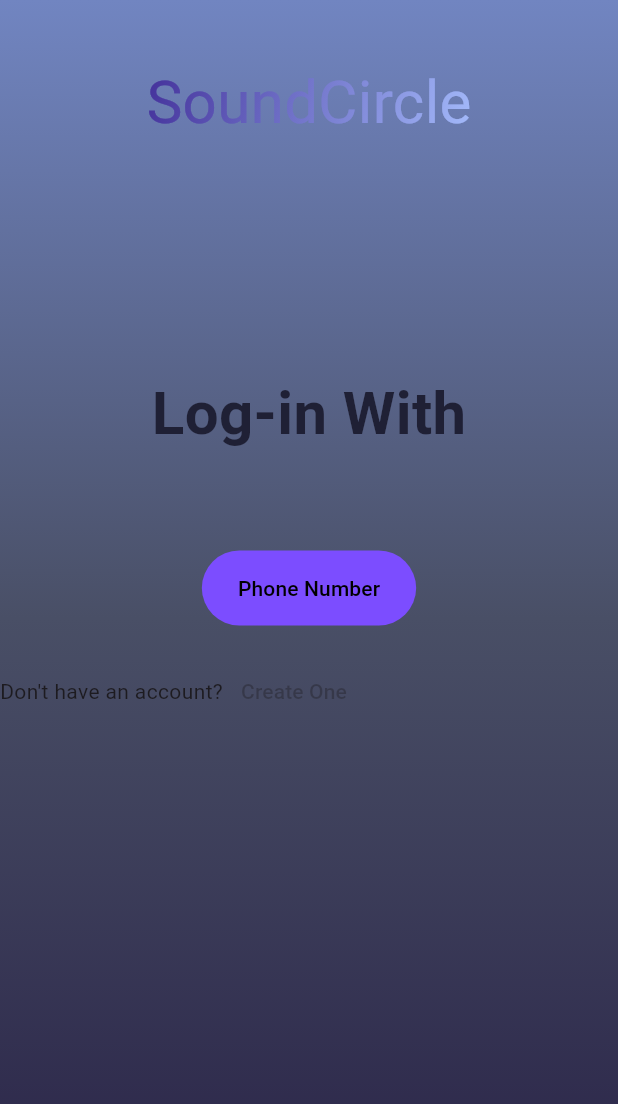
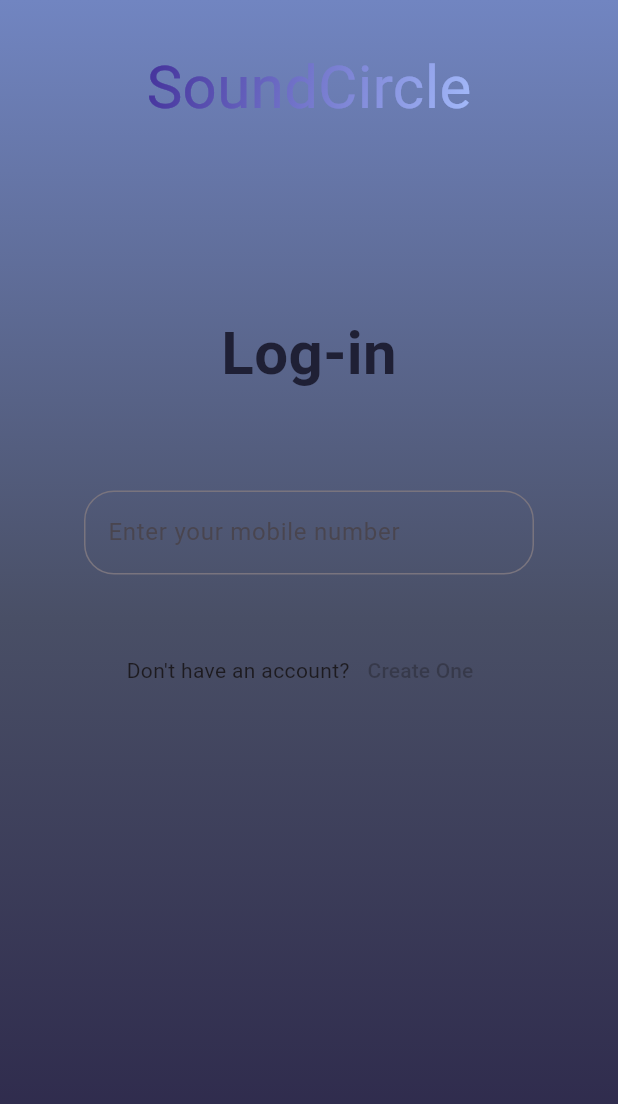
Before and after one commit to itsjeetjoshi/SoundCircle, a Flutter app: the screen it shows after launch, on a phone screen of 412 x 824 dp. Shown: the top 1104 px of the screen. Run offline on Flutter 3.47's test engine with Material 3 defaults, Android fonts, the light colour scheme and no system bars.

Commit message:
new changes

```diff
--- a/lib/Main page.dart
+++ /dev/null
@@ -1,88 +0,0 @@
-import 'package:flutter/material.dart';
-import 'package:soundcircle/gradientText.dart';
-
-class mainPage extends StatefulWidget {
-  const mainPage({super.key});
-
-
-  @override
-  State<mainPage> createState() => _mainPageState();
-}
-
-class _mainPageState extends State<mainPage> {
-  @override
-  Widget build(BuildContext context) {
-    return Scaffold(
-      body: Container(
-        //height: constraints.maxHeight,
-        //width: constraints.maxWidth,
-        decoration: const BoxDecoration(
-          gradient: LinearGradient(
-            begin: Alignment.topCenter,
-            end: Alignment.bottomCenter,
-            colors: [
-              Color(0xFF7185c1),
-              Color(0xFF494f66),
-              Color(0xFF292347)
-            ],
-          ),
-        ),
-        child: Center(
-          child: Column(
-            mainAxisAlignment: MainAxisAlignment.start,
-            children: [
-              const SizedBox(height: 40),
-              const GradientText(
-                'SoundCircle',
-                gradient: LinearGradient(
-                  colors: [
-                    Color(0xFF43309a), // Your start color
-                    Color(0xFF7477cc),
-                    Color(0xFFa4bbfb),// Your end color
-                  ],
-                  begin: Alignment.topLeft,
-                  end: Alignment.bottomRight,
-                ),
-                style: TextStyle(fontSize: 40, fontWeight: FontWeight.w400),
-              ),
-              const SizedBox(height: 150), // Add top margin
-              const SizedBox(
-                height: 100,
-                child: Text(
-                  "Log-in With",
-                  style: TextStyle(
-                    fontSize: 40,
-                    fontWeight: FontWeight.bold,
-                    color: Color(0xFF1f2035),
-                  ),
-                ),
-              ),
-              const SizedBox(height: 20), // Add spacing between widgets
-              ElevatedButton(
-                style: ButtonStyle(
-                  minimumSize: MaterialStateProperty.all(Size(75,50)),
-                  backgroundColor: MaterialStateProperty.all(Colors.deepPurpleAccent),
-                  shadowColor: MaterialStateProperty.all(Colors.blueGrey),
-                ),
-                onPressed: null,
-                child: const Text(
-                  "Phone Number",
-                  style: TextStyle(
-                    color: Colors.black,
-                  ),
-                ),
-              ),
-              const SizedBox(height: 20), // Add spacing between widgets
-              const Row(
-                children: [
-                  Text("Don't have an account?"),
-                  TextButton(onPressed: null, child: Text("Create One"))
-                ],
-              )
-            ],
-          ),
-        ),
-      ), // This trailing comma makes auto-formatting nicer for build methods.
-    );
-  }
-}
--- a/lib/loginPage.dart
+++ b/lib/loginPage.dart
@@ -13,9 +13,75 @@ class _mainPageState extends State<mainPage> {
   @override
   Widget build(BuildContext context) {
     return Scaffold(
-        body: Container(
-
-        ) // This trailing comma makes auto-formatting nicer for build methods.
+      body: Container(
+        //height: constraints.maxHeight,
+        //width: constraints.maxWidth,
+        decoration: const BoxDecoration(
+          gradient: LinearGradient(
+            begin: Alignment.topCenter,
+            end: Alignment.bottomCenter,
+            colors: [
+              Color(0xFF7185c1),
+              Color(0xFF494f66),
+              Color(0xFF292347)
+            ],
+          ),
+        ),
+        child: Center(
+          child: Column(
+            mainAxisAlignment: MainAxisAlignment.start,
+            children: [
+              const SizedBox(height: 30),
+              const GradientText(
+                'SoundCircle',
+                gradient: LinearGradient(
+                  colors: [
+                    Color(0xFF43309a), // Your start color
+                    Color(0xFF7477cc),
+                    Color(0xFFa4bbfb),// Your end color
+                  ],
+                  begin: Alignment.topLeft,
+                  end: Alignment.bottomRight,
+                ),
+                style: TextStyle(fontSize: 40, fontWeight: FontWeight.w400),
+              ),
+              const SizedBox(height: 120), // Add top margin
+              const SizedBox(
+                height: 100,
+                child: Text(
+                  "Log-in",
+                  style: TextStyle(
+                    fontSize: 40,
+                    fontWeight: FontWeight.bold,
+                    color: Color(0xFF1f2035),
+                  ),
+                ),
+              ),
+              const SizedBox(height: 20), // Add spacing between widgets
+              SizedBox(
+                width: 300,
+                child: TextField(
+                  keyboardType: TextInputType.number,
+                  decoration: InputDecoration(
+                    border: OutlineInputBorder(
+                      borderRadius: BorderRadius.circular(20)
+                    ),
+                    hintText: 'Enter your mobile number',
+                  ),
+                ),
+              ),
+              const SizedBox(height: 40), // Add spacing between widgets
+              const Row(
+                mainAxisAlignment: MainAxisAlignment.center,
+                children: [
+                  Text("Don't have an account?"),
+                  TextButton(onPressed: null, child: Text("Create One"))
+                ],
+              )
+            ],
+          ),
+        ),
+      ), // This trailing comma makes auto-formatting nicer for build methods.
     );
   }
 }
--- a/lib/main.dart
+++ b/lib/main.dart
@@ -1,8 +1,9 @@
 import 'dart:async';
 
 import 'package:flutter/material.dart';
-import 'package:soundcircle/Main%20page.dart';
+import 'package:soundcircle/loginPage.dart';
 import 'package:soundcircle/gradientText.dart';
+import 'package:soundcircle/loginPage.dart';
 
 void main() {
   runApp(const MyApp());
@@ -34,7 +35,7 @@ class _MyHomePageState extends State<MyHomePage> {
   @override
   void initState() {
     super.initState();
-    Timer(Duration(seconds: 3), () {
+    Timer(Duration(seconds: 1), () {
       Navigator.of(context)
           .pushReplacement(MaterialPageRoute(builder: (_) => mainPage()));
     });
```
